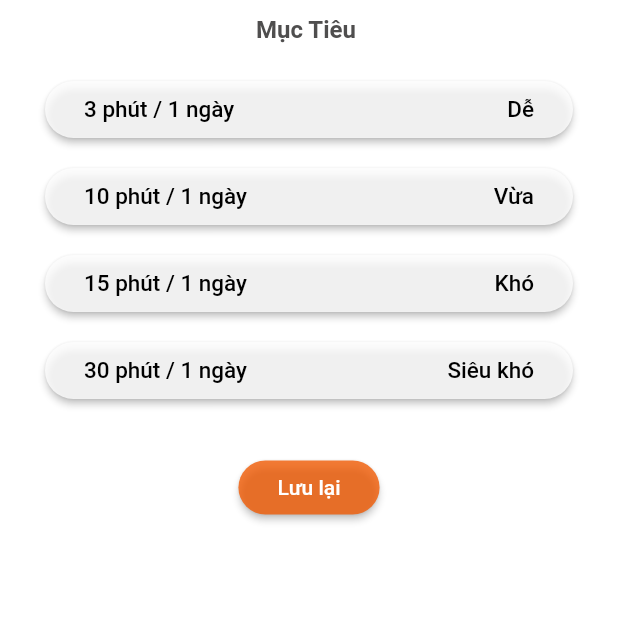
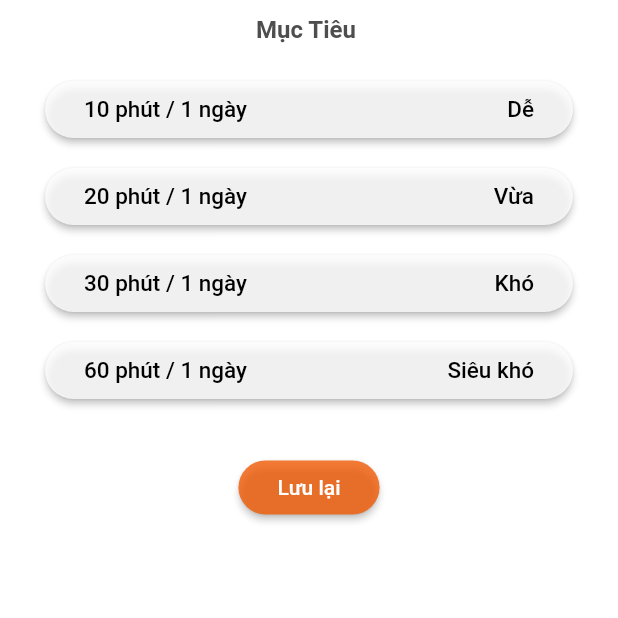
Before and after one commit to NhutHoa13/DEV_KHA, a Flutter app: the thaydoilichhocScreen screen opened directly, on a phone screen of 412 x 824 dp, the top half of it. Run offline on Flutter 3.47's test engine with Material 2 defaults, Android fonts, the phone set to English and light mode, and no system bars.

Commit message:
sua lai thay doi lich hoc

```diff
--- a/DA_Moble/lib/Screen/thaydoilichhoc.dart
+++ b/DA_Moble/lib/Screen/thaydoilichhoc.dart
@@ -70,7 +70,7 @@ class _thaydoilichhocScreenPageState extends State<thaydoilichhocScreen> {
                     const Padding(
                         padding: EdgeInsets.fromLTRB(10, 10, 10, 10),
                         child: Text(
-                          "3 phút / 1 ngày ",
+                          "10 phút / 1 ngày ",
                           style: TextStyle(fontSize: 15, color: Colors.black),
                         )),
                     const Padding(
@@ -97,7 +97,7 @@ class _thaydoilichhocScreenPageState extends State<thaydoilichhocScreen> {
                     const Padding(
                         padding: EdgeInsets.fromLTRB(10, 10, 10, 10),
                         child: Text(
-                          "10 phút / 1 ngày ",
+                          "20 phút / 1 ngày ",
                           style: TextStyle(fontSize: 15, color: Colors.black),
                         )),
                     const Padding(
@@ -124,7 +124,7 @@ class _thaydoilichhocScreenPageState extends State<thaydoilichhocScreen> {
                     const Padding(
                         padding: EdgeInsets.fromLTRB(10, 10, 10, 10),
                         child: Text(
-                          "15 phút / 1 ngày ",
+                          "30 phút / 1 ngày ",
                           style: TextStyle(fontSize: 15, color: Colors.black),
                         )),
                     const Padding(
@@ -151,7 +151,7 @@ class _thaydoilichhocScreenPageState extends State<thaydoilichhocScreen> {
                     const Padding(
                         padding: EdgeInsets.fromLTRB(10, 10, 10, 10),
                         child: Text(
-                          "30 phút / 1 ngày ",
+                          "60 phút / 1 ngày ",
                           style: TextStyle(fontSize: 15, color: Colors.black),
                         )),
                     const Padding(
```
